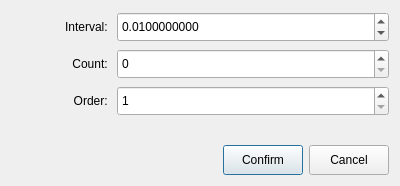
Qt form go/form/DialogGoMarkovCut.ui (regissahore/Typewriter) before a commit.
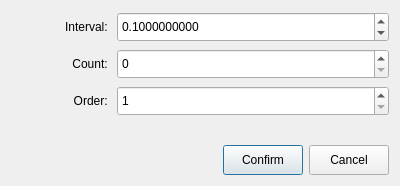
The same form after that commit.

Diff of the .ui file:
```diff
--- a/go/form/DialogGoMarkovCut.ui
+++ b/go/form/DialogGoMarkovCut.ui
@@ -66,7 +66,7 @@
         <double>1000000000.000000000000000</double>
        </property>
        <property name="value">
-        <double>0.010000000000000</double>
+        <double>0.100000000000000</double>
        </property>
       </widget>
      </item>
```
